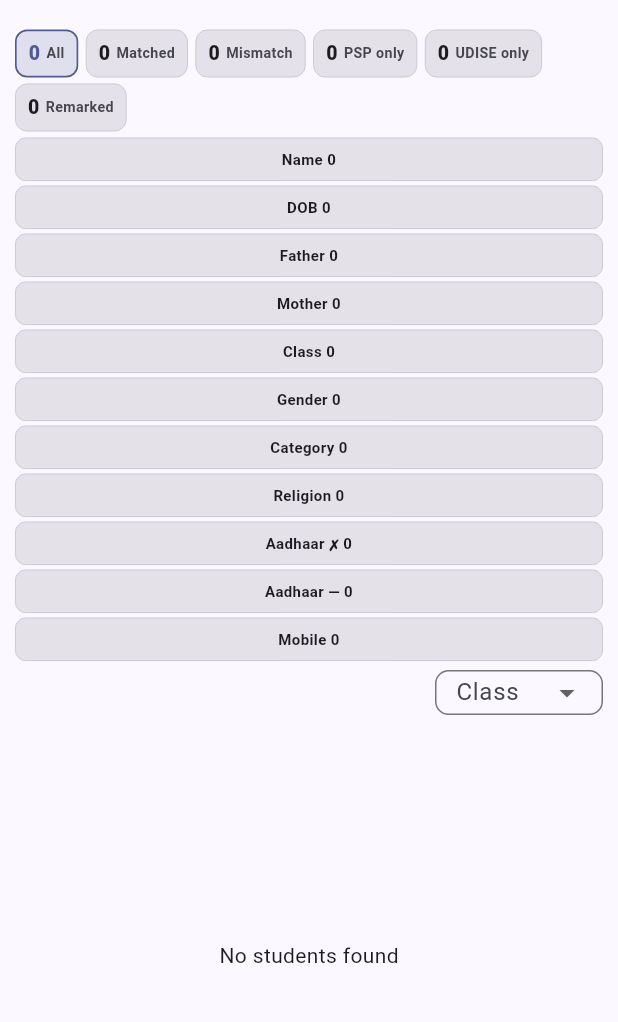
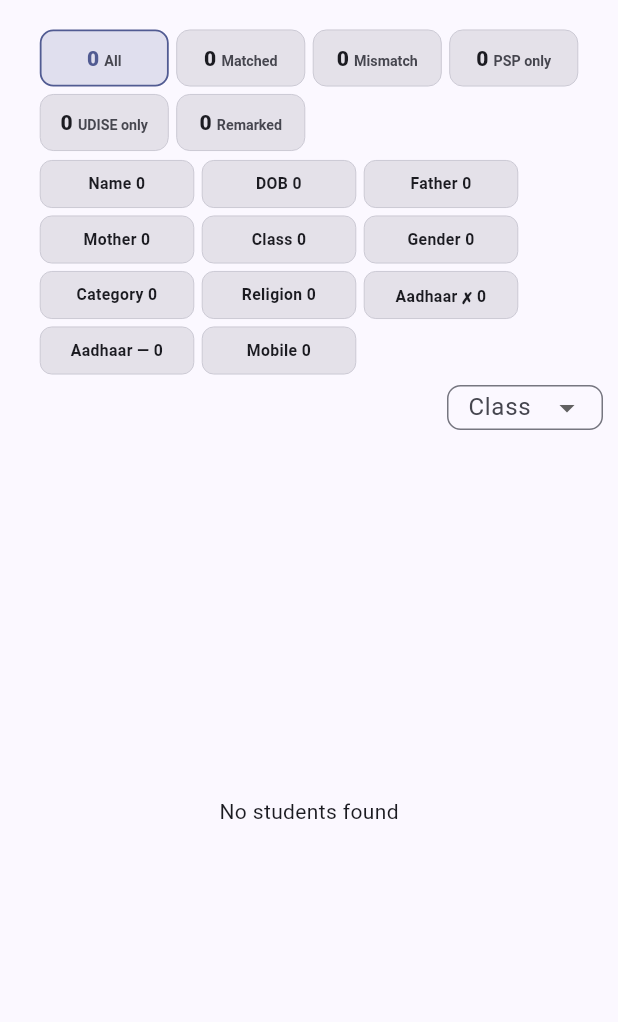
Before and after one commit to techwithkaushik/student-comparison, a Flutter app: the screen it shows after launch, on a phone screen of 412 x 824 dp, the part 56-1078 px from its top. Run offline on Flutter 3.47's test engine with Material 3 defaults, Android fonts, the phone set to English and light mode, and no system bars; our stand-ins replace csv, file_picker, sqflite; accounts and stored records are empty.

Commit message:
compact badges fixed and more

```diff
--- a/lib/screens/comparison_screen.dart
+++ b/lib/screens/comparison_screen.dart
@@ -535,12 +535,12 @@ class _ComparisonDashboardScreenState
           ),
 
           Padding(
-            padding: const EdgeInsets.fromLTRB(10, 4, 10, 5),
+            padding: const EdgeInsets.fromLTRB(10, 5, 10, 5),
             child: Align(
               alignment: Alignment.centerRight,
               child: SizedBox(
-                width: 112,
-                height: 36,
+                width: 104,
+                height: 34,
                 child: DropdownButtonFormField<String>(
                   initialValue:
                       _classFilter.isEmpty ? null : _classFilter,
@@ -672,7 +672,7 @@ class _SummarySection extends StatelessWidget {
           // Summary/status chips wrap to the next line instead of scrolling.
           Wrap(
             spacing: 5,
-            runSpacing: 4,
+            runSpacing: 5,
             children: [
               _StatChip(
                 label: 'All',
@@ -717,11 +717,11 @@ class _SummarySection extends StatelessWidget {
               ),
             ],
           ),
-          const SizedBox(height: 4),
+          const SizedBox(height: 6),
           // Difference chips also wrap vertically. No horizontal scrolling.
           Wrap(
-            spacing: 4,
-            runSpacing: 3,
+            spacing: 5,
+            runSpacing: 5,
             children: [
               _DiffChip(
                 label: 'Name',
@@ -814,46 +814,50 @@ class _StatChip extends StatelessWidget {
 
   @override
   Widget build(BuildContext context) {
-    final scheme =
-        Theme.of(context).colorScheme;
-
-    final baseColor =
-        color ?? scheme.primary;
+    final scheme = Theme.of(context).colorScheme;
+    final baseColor = color ?? scheme.primary;
 
     return Material(
       color: Colors.transparent,
       child: InkWell(
-        borderRadius: BorderRadius.circular(8),
+        borderRadius: BorderRadius.circular(9),
         onTap: onTap,
+        child: SizedBox(
+          width: 86,
+          height: 38,
           child: Container(
-          height: 32,
-          padding: const EdgeInsets.symmetric(horizontal: 8),
+            padding: const EdgeInsets.symmetric(horizontal: 6),
             decoration: BoxDecoration(
               color: selected
                   ? baseColor.withValues(alpha: .16)
                   : scheme.surfaceContainerHighest,
-            borderRadius: BorderRadius.circular(8),
+              borderRadius: BorderRadius.circular(9),
               border: Border.all(
-              color: selected ? baseColor : scheme.outlineVariant,
-              width: selected ? 1.1 : .6,
-            ),
-          ),
-          child: Row(
-            mainAxisSize: MainAxisSize.min,
-            children: [
-              Text(
-                '$value',
-                style: TextStyle(
-                  fontSize: 13,
-                  fontWeight: FontWeight.w800,
-                  color: selected ? baseColor : scheme.onSurface,
-                ),
-              ),
-              const SizedBox(width: 4),
-              Text(
-                label,
+                color: selected
+                    ? baseColor
+                    : scheme.outlineVariant,
+                width: selected ? 1.2 : .6,
+              ),
+            ),
+            alignment: Alignment.center,
+            child: RichText(
               maxLines: 1,
               overflow: TextOverflow.ellipsis,
+              textAlign: TextAlign.center,
+              text: TextSpan(
+                children: [
+                  TextSpan(
+                    text: '$value ',
+                    style: TextStyle(
+                      fontSize: 14,
+                      fontWeight: FontWeight.w800,
+                      color: selected
+                          ? baseColor
+                          : scheme.onSurface,
+                    ),
+                  ),
+                  TextSpan(
+                    text: label,
                     style: TextStyle(
                       fontSize: 9.5,
                       fontWeight: FontWeight.w600,
@@ -861,6 +865,8 @@ class _StatChip extends StatelessWidget {
                     ),
                   ),
                 ],
+              ),
+            ),
           ),
         ),
       ),
@@ -889,28 +895,32 @@ class _DiffChip extends StatelessWidget {
       color: Colors.transparent,
       child: InkWell(
         onTap: onTap,
-        borderRadius: BorderRadius.circular(9),
+        borderRadius: BorderRadius.circular(8),
+        child: SizedBox(
+          width: 103,
+          height: 32,
           child: Container(
-          height: 29,
-          padding: const EdgeInsets.symmetric(horizontal: 8),
+            padding: const EdgeInsets.symmetric(horizontal: 5),
             decoration: BoxDecoration(
               color: selected
                   ? scheme.primaryContainer
                   : scheme.surfaceContainerHighest,
-            borderRadius: BorderRadius.circular(7),
+              borderRadius: BorderRadius.circular(8),
               border: Border.all(
-              color: selected ? scheme.primary : scheme.outlineVariant,
+                color: selected
+                    ? scheme.primary
+                    : scheme.outlineVariant,
                 width: selected ? 1.1 : .6,
               ),
             ),
-          child: Center(
+            alignment: Alignment.center,
             child: Text(
               '$label $value',
               maxLines: 1,
               overflow: TextOverflow.ellipsis,
               textAlign: TextAlign.center,
               style: TextStyle(
-                fontSize: 10,
+                fontSize: 10.5,
                 fontWeight: FontWeight.w700,
                 color: selected
                     ? scheme.onPrimaryContainer
@@ -978,9 +988,14 @@ class _StudentRow extends StatelessWidget {
             context: context,
             isScrollControlled: true,
             showDragHandle: true,
-            builder: (_) => FractionallySizedBox(
-              heightFactor: 0.78,
+            builder: (sheetContext) => SafeArea(
+              top: false,
+              child: ConstrainedBox(
+                constraints: BoxConstraints(
+                  maxHeight: MediaQuery.sizeOf(sheetContext).height * .82,
+                ),
                 child: _StudentDetails(row: row),
+              ),
             ),
           );
           if (context.mounted) {
@@ -1281,14 +1296,17 @@ class _StudentDetailsState extends State<_StudentDetails> {
     final p = widget.row.psp;
     final u = widget.row.udise;
 
-    return SafeArea(
+    return Material(
+      color: Theme.of(context).colorScheme.surface,
       child: SingleChildScrollView(
-        padding: const EdgeInsets.fromLTRB(12, 0, 12, 12),
+        padding: const EdgeInsets.fromLTRB(12, 4, 12, 12),
         child: Column(
           crossAxisAlignment: CrossAxisAlignment.start,
           children: [
             Text(
               p?.studentName ?? u?.studentName ?? 'Student',
+              maxLines: 1,
+              overflow: TextOverflow.ellipsis,
               style: const TextStyle(
                 fontSize: 17,
                 fontWeight: FontWeight.w800,
@@ -1299,7 +1317,7 @@ class _StudentDetailsState extends State<_StudentDetails> {
             const SizedBox(height: 10),
             Row(
               children: [
-                const Icon(Icons.notes_rounded, size: 16),
+                const Icon(Icons.notes_rounded, size: 17),
                 const SizedBox(width: 5),
                 const Text(
                   'Remark',
@@ -1313,13 +1331,11 @@ class _StudentDetailsState extends State<_StudentDetails> {
                   const SizedBox(
                     width: 15,
                     height: 15,
-                    child: CircularProgressIndicator(
-                      strokeWidth: 1.8,
-                    ),
+                    child: CircularProgressIndicator(strokeWidth: 1.8),
                   ),
               ],
             ),
-            const SizedBox(height: 4),
+            const SizedBox(height: 5),
             TextField(
               controller: _remarkController,
               minLines: 2,
@@ -1329,8 +1345,8 @@ class _StudentDetailsState extends State<_StudentDetails> {
                 hintText: 'Add a remark for this student...',
                 isDense: true,
                 contentPadding: const EdgeInsets.symmetric(
-                  horizontal: 9,
-                  vertical: 8,
+                  horizontal: 10,
+                  vertical: 9,
                 ),
                 border: OutlineInputBorder(
                   borderRadius: BorderRadius.circular(9),
@@ -1339,7 +1355,7 @@ class _StudentDetailsState extends State<_StudentDetails> {
             ),
             if (_remarkError != null)
               Padding(
-                padding: const EdgeInsets.only(top: 3),
+                padding: const EdgeInsets.only(top: 4),
                 child: Text(
                   _remarkError!,
                   style: TextStyle(
@@ -1348,21 +1364,18 @@ class _StudentDetailsState extends State<_StudentDetails> {
                   ),
                 ),
               ),
-            const SizedBox(height: 5),
+            const SizedBox(height: 6),
             Align(
               alignment: Alignment.centerRight,
               child: FilledButton.icon(
-                onPressed:
-                    _loadingRemark || _savingRemark
+                onPressed: _loadingRemark || _savingRemark
                     ? null
                     : _saveRemark,
                 icon: _savingRemark
                     ? const SizedBox(
                         width: 14,
                         height: 14,
-                        child: CircularProgressIndicator(
-                          strokeWidth: 1.8,
-                        ),
+                        child: CircularProgressIndicator(strokeWidth: 1.8),
                       )
                     : const Icon(Icons.save_rounded, size: 16),
                 label: const Text(
@@ -1379,7 +1392,7 @@ class _StudentDetailsState extends State<_StudentDetails> {
               ),
             ),
             if (widget.row.diffs.isNotEmpty) ...[
-              const SizedBox(height: 4),
+              const SizedBox(height: 7),
               const Text(
                 'Differences',
                 style: TextStyle(
@@ -1405,6 +1418,7 @@ class _StudentDetailsState extends State<_StudentDetails> {
       ),
     );
   }
+
 }
 
 class _ComparisonTable extends StatelessWidget {
@@ -1536,7 +1550,7 @@ class _ComparisonTable extends StatelessWidget {
               child: const Row(
                 children: [
                   SizedBox(
-                    width: 72,
+                    width: 70,
                     child: Text(
                       'FIELD',
                       style: TextStyle(
@@ -1601,7 +1615,7 @@ class _ComparisonTable extends StatelessWidget {
                   crossAxisAlignment: CrossAxisAlignment.stretch,
                   children: [
                     SizedBox(
-                      width: 72,
+                      width: 70,
                       child: Align(
                         alignment: Alignment.centerLeft,
                         child: Padding(
@@ -1656,8 +1670,8 @@ class _ValueCell extends StatelessWidget {
     final scheme = Theme.of(context).colorScheme;
     return Container(
       width: double.infinity,
-      constraints: const BoxConstraints(minHeight: 38),
-      padding: const EdgeInsets.symmetric(horizontal: 8, vertical: 6),
+      constraints: const BoxConstraints(minHeight: 36),
+      padding: const EdgeInsets.symmetric(horizontal: 7, vertical: 5),
       alignment: Alignment.centerLeft,
       decoration: BoxDecoration(
         color: mismatch
```
Lines whose indentation alone changed are shown as unchanged.
